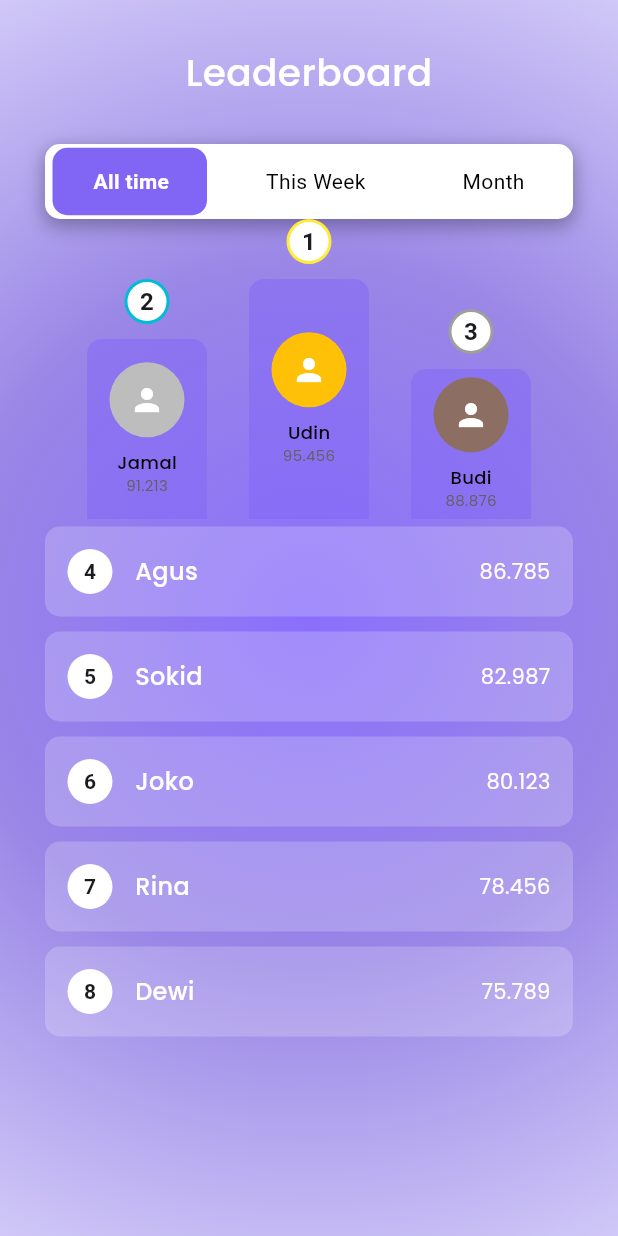
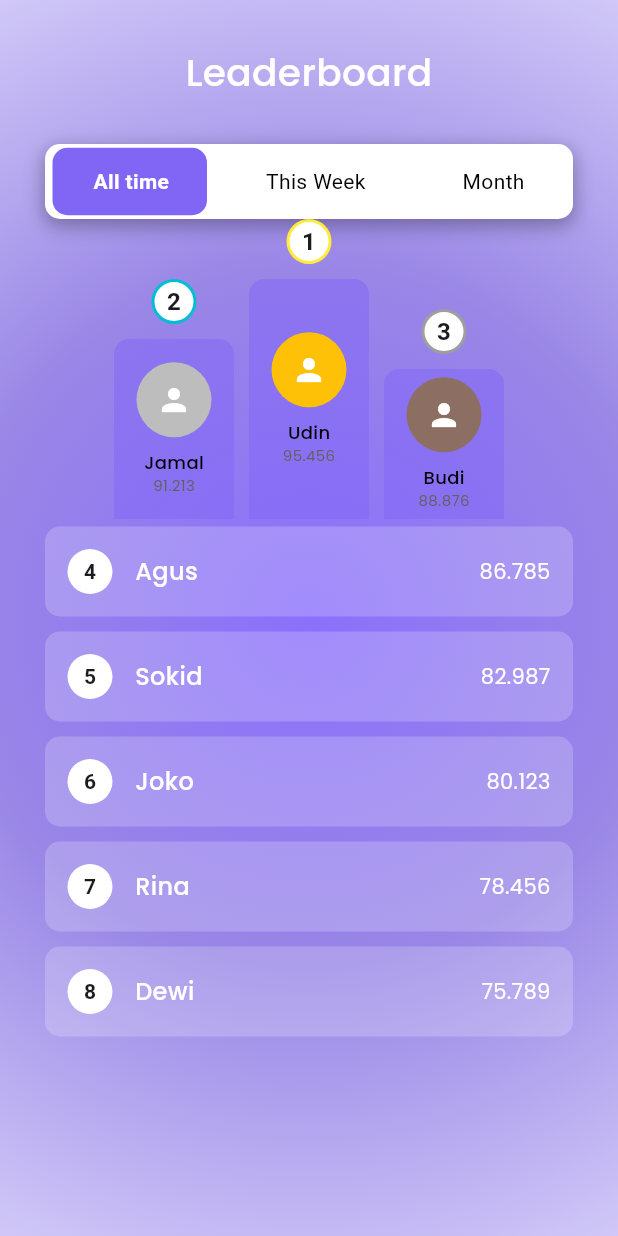
Before and after one commit to Faqihasyari/animated, a Flutter app: the LeaderboardView screen opened by its route, on a phone screen of 412 x 824 dp. Run offline on Flutter 3.47's test engine with Material 3 defaults, Android fonts, the phone set to English and light mode, and no system bars; our stand-ins replace get, google_fonts, material_design_icons_flutter, shared_preferences; accounts and stored records are empty.

Commit message:
fix podium

```diff
--- a/lib/app/modules/leaderboard/views/leaderboard_views.dart
+++ b/lib/app/modules/leaderboard/views/leaderboard_views.dart
@@ -97,7 +97,8 @@ class LeaderboardView extends GetView<LeaderboardController> {
               Container(
                 height: 200,
                 child: Row(
-                  mainAxisAlignment: MainAxisAlignment.spaceEvenly,
+                  spacing: 10,
+                  mainAxisAlignment: MainAxisAlignment.center,
                   crossAxisAlignment: CrossAxisAlignment.end,
                   children: [
                     // Posisi 2 (Kiri)
```
